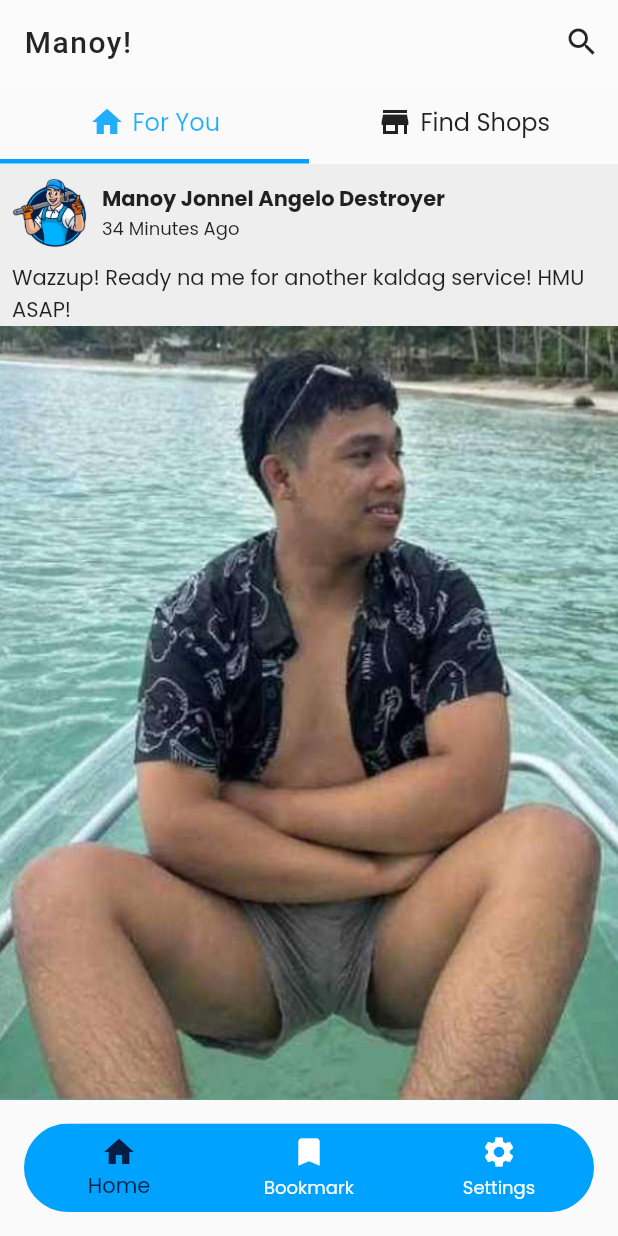
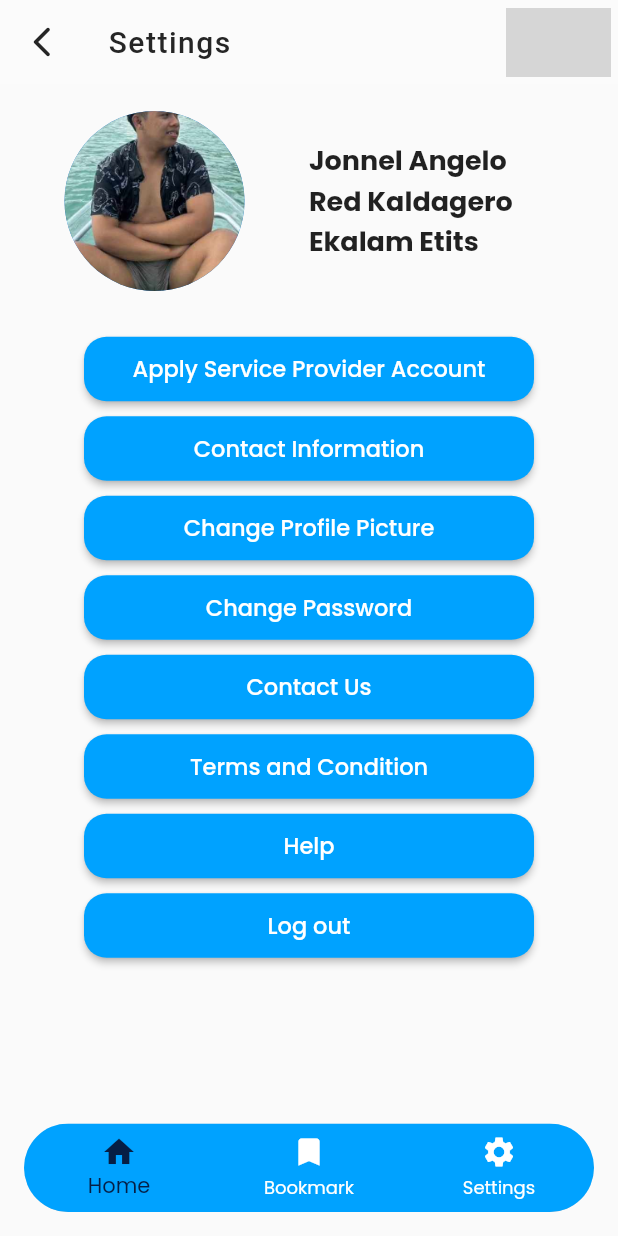
Before and after one commit to JonathanMoralde/manoy_app, a Flutter app: the screen it shows after launch, after a tap on "SIGN IN", on a phone screen of 412 x 824 dp. Run offline on Flutter 3.47's test engine with Material 2 defaults, Android fonts, the phone set to English and light mode, and no system bars; drawn by our look-alikes of flutter_animate; our stand-ins replace flutter_riverpod, google_fonts; grey boxes are pictures that could not be loaded.

Commit message:
added settings page

```diff
--- a/lib/pages/loginScreen.dart
+++ b/lib/pages/loginScreen.dart
@@ -1,6 +1,7 @@
 import 'package:flutter/material.dart';
 import 'package:manoy_app/pages/forgotPasswordForm.dart';
 import 'package:manoy_app/pages/home/home.dart';
+import 'package:manoy_app/pages/settings/settings_page.dart';
 import 'package:manoy_app/pages/signup.dart';
 import 'package:manoy_app/widgets/styledButton.dart';
 import 'package:manoy_app/widgets/styledTextfield.dart';
@@ -34,7 +35,7 @@ class LoginScreen extends StatelessWidget {
               ),
               Text(
                 "Welcome to Manoy!".toUpperCase(),
-                style: TextStyle(
+                style: const TextStyle(
                     fontSize: 24,
                     fontWeight: FontWeight.w700,
                     letterSpacing: 1),
@@ -66,7 +67,7 @@ class LoginScreen extends StatelessWidget {
                       }),
                     );
                   },
-                  child: Text(
+                  child: const Text(
                     "Forgot Password?",
                     style: TextStyle(letterSpacing: 1),
                     textAlign: TextAlign.end,
@@ -84,7 +85,7 @@ class LoginScreen extends StatelessWidget {
                   Navigator.of(context).pushReplacement(
                     MaterialPageRoute(
                       builder: (BuildContext context) {
-                        return HomePage();
+                        return const SettingsPage();
                       },
                     ),
                   );
@@ -97,7 +98,7 @@ class LoginScreen extends StatelessWidget {
               Row(
                 mainAxisAlignment: MainAxisAlignment.center,
                 children: [
-                  Text(
+                  const Text(
                     "Don't have an account?",
                     style: TextStyle(letterSpacing: 1),
                   ),
@@ -105,7 +106,7 @@ class LoginScreen extends StatelessWidget {
                     width: 5,
                   ),
                   GestureDetector(
-                    child: Text(
+                    child: const Text(
                       "SIGN UP",
                       style: TextStyle(
                           letterSpacing: 1, fontWeight: FontWeight.w700),
--- /dev/null
+++ b/lib/pages/settings/settings_page.dart
@@ -0,0 +1,126 @@
+import 'package:flutter/material.dart';
+import 'package:manoy_app/widgets/bottomNav.dart';
+import 'package:manoy_app/widgets/styled_settings_button.dart';
+
+class SettingsPage extends StatelessWidget {
+
+  const SettingsPage({super.key});
+
+  @override
+  Widget build(BuildContext context) {
+    return Scaffold(
+      appBar: AppBar(
+        leading: IconButton(
+          icon: const Icon(Icons.arrow_back_ios_new_rounded),
+          onPressed: () {
+            Navigator.of(context).pop();
+          },
+        ),
+        title: const Text('Settings'),
+        actions: [
+          Padding(
+            padding: const EdgeInsets.all(5),
+            child: Image.asset(
+              'lib/images/settings_logo.png',
+              width: 70,
+              height: 70,
+            ),
+          )
+        ],
+      ),
+      body: const SingleChildScrollView(
+        child: Column(
+          crossAxisAlignment: CrossAxisAlignment.center,
+          children: [
+            SizedBox(height: 10),
+            Row(
+              children: [
+                SizedBox(height: 20),
+                Expanded(
+                  child: Padding(
+                    padding: EdgeInsets.all(8.0),
+                    child: CircleAvatar(
+                      radius: 60,
+                      backgroundImage: AssetImage(
+                        'lib/images/avatar.png',
+                      ),
+                    ),
+                  ),
+                ),
+                Expanded(
+                  child: Padding(
+                    padding: EdgeInsets.only(right: 40),
+                    child: Text(
+                      'Jonnel Angelo Red Kaldagero Ekalam Etits',
+                      style: TextStyle(
+                        fontSize: 18,
+                        fontWeight: FontWeight.bold,
+                      ),
+                    ),
+                  ),
+                ),
+              ],
+            ),
+            SizedBox(
+              height: 20,
+            ),
+            StyledSettingsButton(
+              buttonText: 'Apply Service Provider Account',
+              onPressed: null,
+            ),
+            SizedBox(
+              height: 5,
+            ),
+            StyledSettingsButton(
+              buttonText: 'Contact Information',
+              onPressed: null,
+            ),
+            SizedBox(
+              height: 5,
+            ),
+            StyledSettingsButton(
+              buttonText: 'Change Profile Picture',
+              onPressed: null,
+            ),
+            SizedBox(
+              height: 5,
+            ),
+            StyledSettingsButton(
+              buttonText: 'Change Password',
+              onPressed: null,
+            ),
+            SizedBox(
+              height: 5,
+            ),
+            StyledSettingsButton(
+              buttonText: 'Contact Us',
+              onPressed: null,
+            ),
+            SizedBox(
+              height: 5,
+            ),
+            StyledSettingsButton(
+              buttonText: 'Terms and Condition',
+              onPressed: null,
+            ),
+            SizedBox(
+              height: 5,
+            ),
+            StyledSettingsButton(
+              buttonText: 'Help',
+              onPressed: null,
+            ),
+            SizedBox(
+              height: 5,
+            ),
+            StyledSettingsButton(
+              buttonText: 'Log out',
+              onPressed: null,
+            ),
+          ],
+        ),
+      ),
+      bottomNavigationBar: const BottomNav(),
+    );
+  }
+}
--- /dev/null
+++ b/lib/widgets/styled_settings_button.dart
@@ -0,0 +1,43 @@
+import 'package:flutter/material.dart';
+
+class StyledSettingsButton extends StatelessWidget {
+  final String buttonText;
+  final VoidCallbackAction? onPressed;
+  final double width;
+
+  const StyledSettingsButton({
+    super.key,
+    required this.buttonText,
+    required this.onPressed,
+    this.width = 300,
+  });
+
+  @override
+  Widget build(BuildContext context) {
+    return Center(
+      child: SizedBox(
+        width: width,
+        child: ElevatedButton(
+          onPressed: () {},
+          style: ElevatedButton.styleFrom(
+            foregroundColor: Colors.white,
+            backgroundColor: const Color(0xFF00A2FF),
+            padding: const EdgeInsets.symmetric(horizontal: 20, vertical: 10),
+            shape: RoundedRectangleBorder(
+              borderRadius: BorderRadius.circular(15),
+            ),
+          ),
+          child: Center(
+            child: Text(
+              buttonText,
+              textAlign: TextAlign.center,
+              style: const TextStyle(
+                fontSize: 15,
+              ),
+            ),
+          ),
+        ),
+      ),
+    );
+  }
+}
```
Also changed, not shown: lib/images/avatar.png (added), 1 other file.
